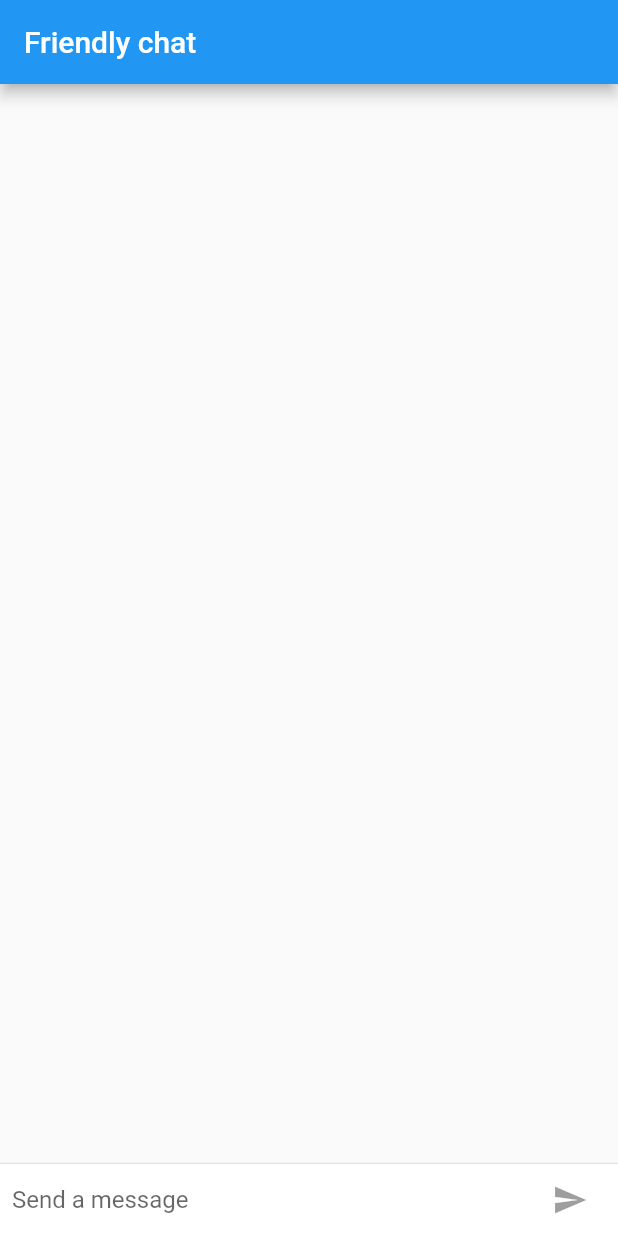
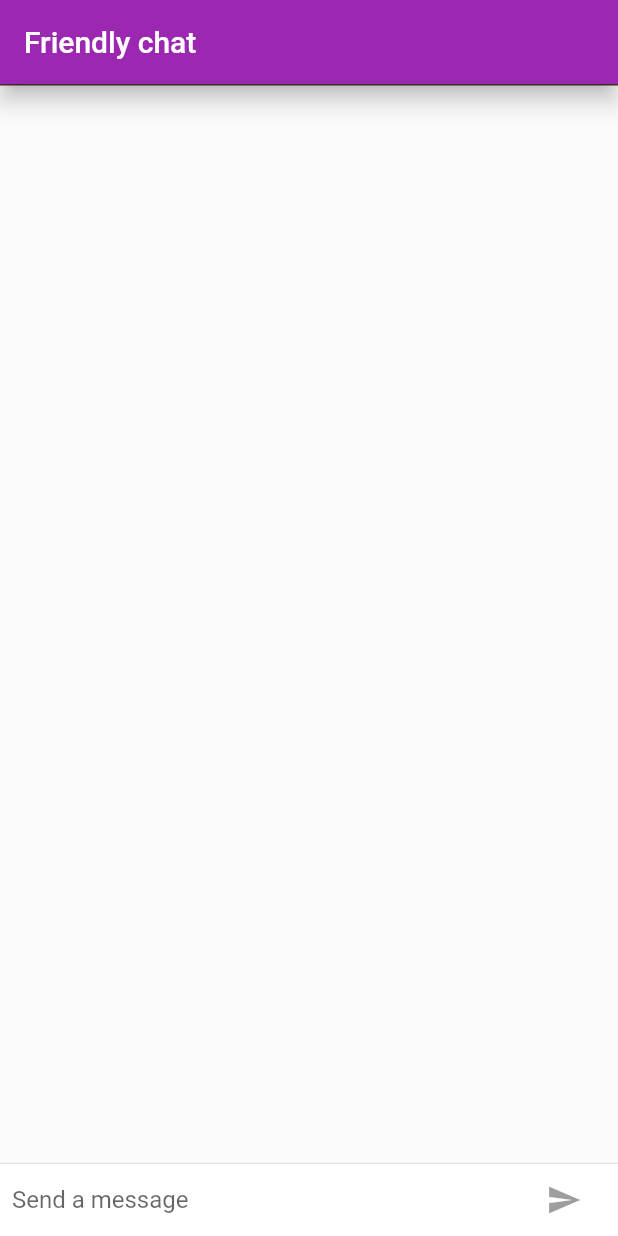
Before and after one commit to ankit-kapur/flutter_chat_app, a Flutter app: the screen it shows after launch, on a phone screen of 412 x 824 dp. Run offline on Flutter 3.47's test engine with Material 2 defaults, Android fonts, the phone set to English and light mode, and no system bars.

Commit message:
Adding text-wrap, and separating themes for iOS and Android.

```diff
--- a/lib/main.dart
+++ b/lib/main.dart
@@ -1,6 +1,19 @@
 import 'package:flutter/material.dart';
+import 'package:flutter/foundation.dart';
+import 'package:flutter/cupertino.dart';
 
 const String _person_name = "Ankit";
+
+final ThemeData kIOSTheme = new ThemeData(
+  primarySwatch: Colors.orange,
+  primaryColor: Colors.grey[100],
+  primaryColorBrightness: Brightness.light,
+);
+
+final ThemeData kDefaultTheme = new ThemeData(
+  primarySwatch: Colors.purple,
+  accentColor: Colors.orangeAccent[400],
+);
 
 void main() => runApp(MyApp());
 
@@ -11,7 +24,9 @@ class MyApp extends StatelessWidget {
     return MaterialApp(
       title: "Friendlychat",
       home: new ChatScreen(),
-      theme: ThemeData.light(),
+      theme: defaultTargetPlatform == TargetPlatform.iOS
+          ? kIOSTheme
+          : kDefaultTheme,
     );
   }
 }
@@ -44,7 +59,12 @@ class ChatMessage extends StatelessWidget {
                 margin: const EdgeInsets.only(right: 16.0),
                 child: new CircleAvatar(child: new Text(_person_name[0])),
               ),
-              new Column(
+
+              ///  Expanded allows a widget like Column to impose layout constraints
+              ///  (in this case the Column's width), on a child widget.
+              ///  Here it constrains the width of the Text widget, which is normally determined by its contents.
+              new Expanded(
+                child: new Column(
                   /// Since for a column the main axis is vertical,
                   /// the CrossAxisAlignment.start aligns the text at the furthest left position along the horizontal axis.
                   crossAxisAlignment: CrossAxisAlignment.start,
@@ -58,6 +78,7 @@ class ChatMessage extends StatelessWidget {
                       child: new Text(text),
                     ),
                   ],
+                ),
               ),
             ],
           ),
@@ -100,6 +121,7 @@ class ChatScreenState extends State<ChatScreen> with TickerProviderStateMixin {
     chatMessage.animationController.forward();
   }
 
+  /// Composer
   Widget _buildTextComposer() {
     return new IconTheme(
       /// This gives all widgets the accent color of the current theme.
@@ -125,11 +147,23 @@ class ChatScreenState extends State<ChatScreen> with TickerProviderStateMixin {
               ),
             ),
 
-            new IconButton(
+            new Container(
+              margin: EdgeInsets.symmetric(horizontal: 4.0),
+              child: Theme.of(context).platform == TargetPlatform.iOS
+                  ? new CupertinoButton(
+                      child: new Text("Send"),
+                      onPressed: _isComposing
+                          ? () => _handleSubmitted(_textController.text)
+                          : null,
+                    )
+                  : new IconButton(
                       icon: new Icon(Icons.send),
                       onPressed: _isComposing
                           ? () => _handleSubmitted(_textController.text)
-                  : null, /// onPressed being null makes the button grayed out
+                          : null,
+
+                      /// onPressed being null makes the button grayed out
+                    ),
             ),
           ],
         ),
@@ -137,11 +171,16 @@ class ChatScreenState extends State<ChatScreen> with TickerProviderStateMixin {
     );
   }
 
+  /// The whole chat-screen
   @override
   Widget build(BuildContext context) {
     return new Scaffold(
-      appBar: new AppBar(title: new Text("Friendly chat")),
-      body: new Column(
+      appBar: new AppBar(
+        title: new Text("Friendly chat"),
+        elevation: Theme.of(context).platform == TargetPlatform.iOS ? 2.0 : 6.0,
+      ),
+      body: Container(
+          child: new Column(
             children: <Widget>[
               new Flexible(
                 child: new ListView.builder(
@@ -157,11 +196,17 @@ class ChatScreenState extends State<ChatScreen> with TickerProviderStateMixin {
               ),
               new Divider(height: 1.0),
               new Container(
-            decoration: new BoxDecoration(color: Theme.of(context).cardColor),
+                decoration:
+                    new BoxDecoration(color: Theme.of(context).cardColor),
                 child: _buildTextComposer(),
               ),
             ],
           ),
+          decoration: new BoxDecoration(
+            border: new Border(
+              top: new BorderSide(color: Colors.brown[800]),
+            ),
+          )),
     );
   }
 
```
Lines whose indentation alone changed are shown as unchanged.
